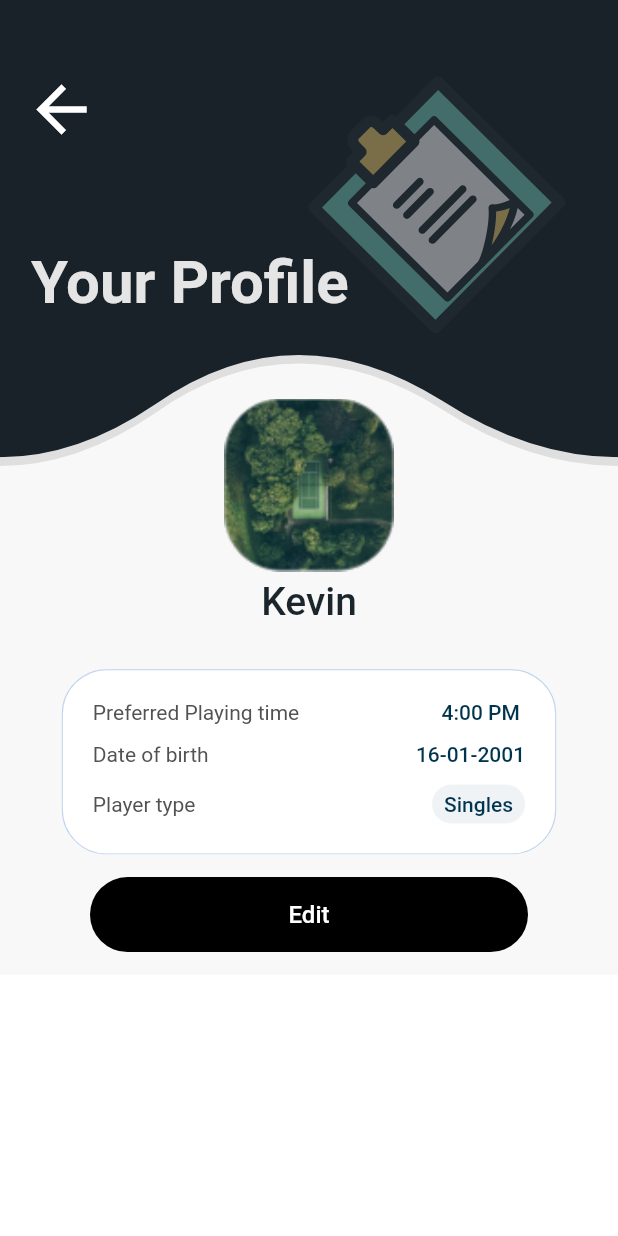
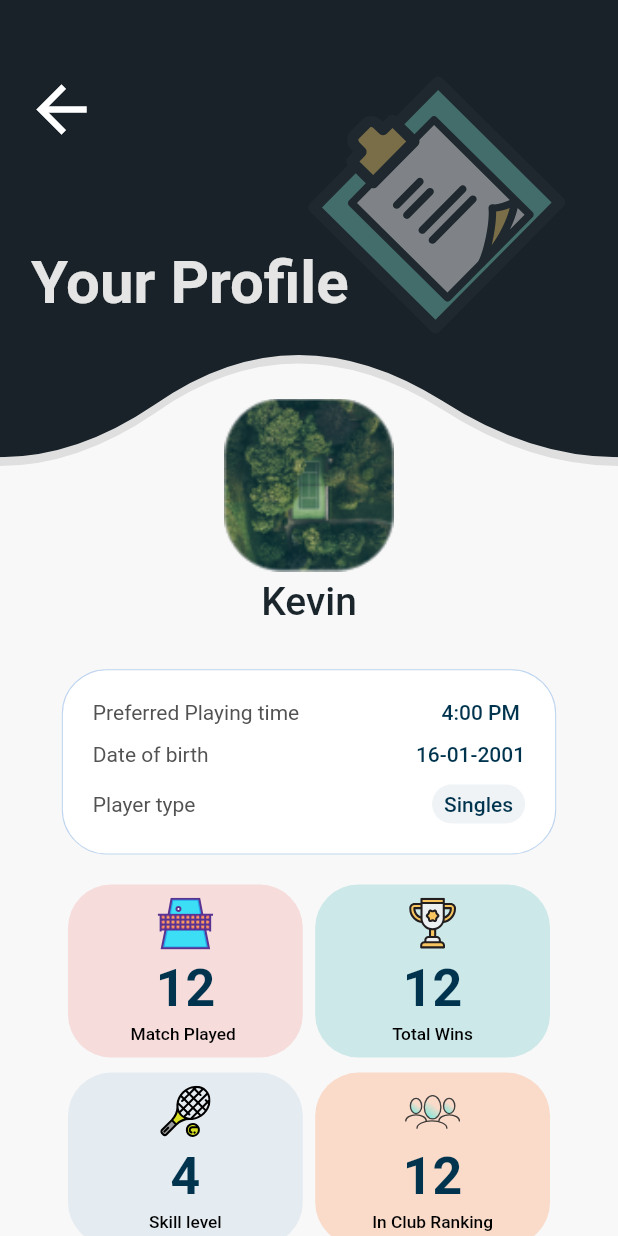
Before and after one commit to El-Sayed-Mustafa/Tennis-App, a Flutter app: the screen it shows after launch, on a phone screen of 412 x 824 dp. Run offline on Flutter 3.47's test engine with Material 2 defaults, Android fonts, the phone set to English and light mode, and no system bars; our stand-ins replace bloc, carousel_slider, cloud_firestore, curved_navigation_bar, firebase_auth, firebase_core and 10 more; accounts and stored records are empty; Roboto replaces fonts that are missing (Poppins).

Commit message:
PlayingInfo

```diff
--- /dev/null
+++ b/lib/Main-Features/Featured/profile/view/widgets/playing_info.dart
@@ -0,0 +1,51 @@
+import 'package:flutter/material.dart';
+
+import '../../../../../generated/l10n.dart';
+import '../../../choose_club/widgets/card_details.dart';
+
+class PlayingInfo extends StatelessWidget {
+  const PlayingInfo({super.key});
+
+  @override
+  Widget build(BuildContext context) {
+    return Column(
+      children: [
+        Row(
+          mainAxisAlignment: MainAxisAlignment.spaceAround,
+          children: [
+            const CardDetails(
+              color: Color(0x30ED6663),
+              label: 'Match Played ',
+              svgPath: 'assets/images/courts.svg',
+              value: '12',
+            ),
+            CardDetails(
+              color: Color.fromARGB(112, 148, 211, 211),
+              label: S.of(context).totalWins,
+              svgPath: 'assets/images/wins.svg',
+              value: '12',
+            )
+          ],
+        ),
+        const SizedBox(height: 10),
+        const Row(
+          mainAxisAlignment: MainAxisAlignment.spaceAround,
+          children: [
+            CardDetails(
+              color: Color(0x3094B6D3),
+              label: 'Skill level',
+              svgPath: 'assets/images/matches.svg',
+              value: '4',
+            ),
+            CardDetails(
+              color: Color.fromARGB(108, 252, 179, 140),
+              label: 'In Club Ranking',
+              svgPath: 'assets/images/members.svg',
+              value: '12',
+            )
+          ],
+        )
+      ],
+    );
+  }
+}
--- a/lib/Main-Features/Featured/profile/view/widgets/profile_body.dart
+++ b/lib/Main-Features/Featured/profile/view/widgets/profile_body.dart
@@ -1,5 +1,8 @@
 import 'package:flutter/material.dart';
 import 'package:tennis_app/Main-Features/Featured/profile/view/widgets/personal_info.dart';
+import 'package:tennis_app/Main-Features/Featured/profile/view/widgets/playing_info.dart';
+
+import '../../../../../generated/l10n.dart';
 
 class ProfileBody extends StatelessWidget {
   const ProfileBody({super.key});
@@ -11,9 +14,7 @@ class ProfileBody extends StatelessWidget {
     return Padding(
       padding: EdgeInsets.symmetric(horizontal: screenWidth * .1),
       child: const Column(
-        children: [
-          PersonalInfo(),
-        ],
+        children: [PersonalInfo(), SizedBox(height: 20), PlayingInfo()],
       ),
     );
   }
```
